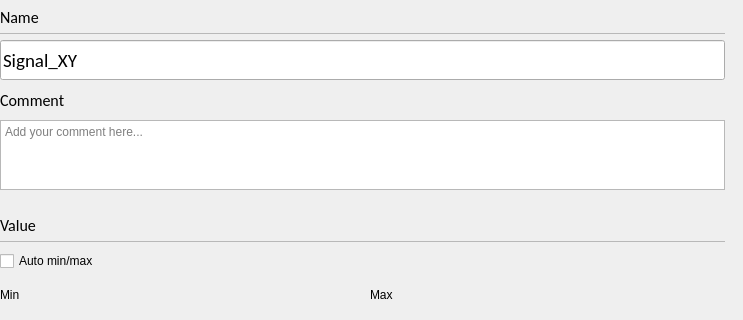
This is opensyde_tool/src/system_definition/bus_edit/C_SdBueSignalPropertiesWidget.ui in openSYDE/openSYDE as Qt 5 draws it before an edit; both pictures show x 0 to 743 and y 0 to 320 of the 743 by 785 pixel window. The edited form follows.
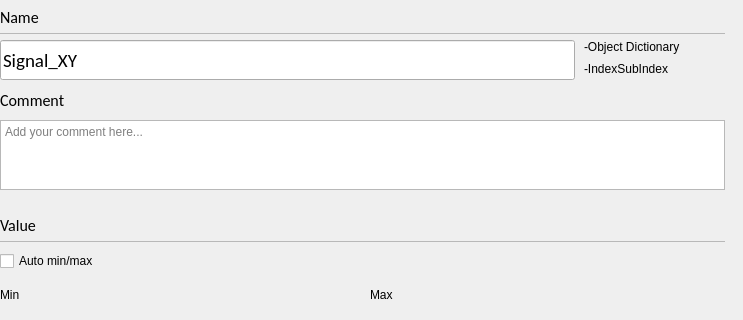
This is the edited form. Custom widgets are drawn as their Qt base class.

Patch:
```diff
--- a/opensyde_tool/src/system_definition/bus_edit/C_SdBueSignalPropertiesWidget.ui
+++ b/opensyde_tool/src/system_definition/bus_edit/C_SdBueSignalPropertiesWidget.ui
@@ -138,7 +138,7 @@
           </spacer>
          </item>
          <item>
-          <widget class="stw_opensyde_gui_elements::C_OgeLePropertiesName" name="pc_LineEditName">
+          <widget class="QWidget" name="pc_WidgetName" native="true">
            <property name="minimumSize">
             <size>
              <width>311</width>
@@ -151,18 +151,133 @@
              <height>40</height>
             </size>
            </property>
-           <property name="font">
-            <font>
-             <family>Calibri</family>
-             <pointsize>14</pointsize>
-            </font>
-           </property>
-           <property name="text">
-            <string>Signal_XY</string>
-           </property>
-           <property name="placeholderText">
-            <string/>
-           </property>
+           <layout class="QHBoxLayout" name="horizontalLayout_2" stretch="1,0">
+            <property name="spacing">
+             <number>9</number>
+            </property>
+            <property name="leftMargin">
+             <number>0</number>
+            </property>
+            <property name="topMargin">
+             <number>0</number>
+            </property>
+            <property name="rightMargin">
+             <number>0</number>
+            </property>
+            <property name="bottomMargin">
+             <number>0</number>
+            </property>
+            <item>
+             <widget class="stw_opensyde_gui_elements::C_OgeLePropertiesName" name="pc_LineEditName">
+              <property name="minimumSize">
+               <size>
+                <width>0</width>
+                <height>40</height>
+               </size>
+              </property>
+              <property name="maximumSize">
+               <size>
+                <width>16777215</width>
+                <height>40</height>
+               </size>
+              </property>
+              <property name="font">
+               <font>
+                <family>Calibri</family>
+                <pointsize>14</pointsize>
+               </font>
+              </property>
+              <property name="text">
+               <string>Signal_XY</string>
+              </property>
+              <property name="placeholderText">
+               <string/>
+              </property>
+             </widget>
+            </item>
+            <item>
+             <widget class="QWidget" name="pc_WidgetObjectDict" native="true">
+              <property name="minimumSize">
+               <size>
+                <width>141</width>
+                <height>40</height>
+               </size>
+              </property>
+              <property name="maximumSize">
+               <size>
+                <width>141</width>
+                <height>40</height>
+               </size>
+              </property>
+              <layout class="QVBoxLayout" name="verticalLayout_2">
+               <property name="spacing">
+                <number>5</number>
+               </property>
+               <property name="leftMargin">
+                <number>0</number>
+               </property>
+               <property name="topMargin">
+                <number>0</number>
+               </property>
+               <property name="rightMargin">
+                <number>0</number>
+               </property>
+               <property name="bottomMargin">
+                <number>1</number>
+               </property>
+               <item>
+                <widget class="stw_opensyde_gui_elements::C_OgeLabGenericNoPaddingNoMargins" name="pc_LabelObjectDictTitle">
+                 <property name="maximumSize">
+                  <size>
+                   <width>16777215</width>
+                   <height>15</height>
+                  </size>
+                 </property>
+                 <property name="text">
+                  <string>-Object Dictionary</string>
+                 </property>
+                </widget>
+               </item>
+               <item>
+                <layout class="QHBoxLayout" name="horizontalLayout_3" stretch="0,1">
+                 <property name="spacing">
+                  <number>0</number>
+                 </property>
+                 <item>
+                  <widget class="stw_opensyde_gui_elements::C_OgeLabGenericBubble" name="pc_LabelObjectDictValue">
+                   <property name="maximumSize">
+                    <size>
+                     <width>130</width>
+                     <height>16777215</height>
+                    </size>
+                   </property>
+                   <property name="text">
+                    <string>-IndexSubIndex</string>
+                   </property>
+                   <property name="textInteractionFlags">
+                    <set>Qt::LinksAccessibleByMouse|Qt::TextSelectableByMouse</set>
+                   </property>
+                  </widget>
+                 </item>
+                 <item>
+                  <spacer name="horizontalSpacer_4">
+                   <property name="orientation">
+                    <enum>Qt::Horizontal</enum>
+                   </property>
+                   <property name="sizeHint" stdset="0">
+                    <size>
+                     <width>0</width>
+                     <height>20</height>
+                    </size>
+                   </property>
+                  </spacer>
+                 </item>
+                </layout>
+               </item>
+              </layout>
+             </widget>
+            </item>
+           </layout>
           </widget>
          </item>
          <item>
@@ -935,17 +1050,22 @@
   </layout>
  </widget>
  <customwidgets>
-  <customwidget>
-   <class>stw_opensyde_gui_elements::C_OgeLabHeadingGroupBold</class>
-   <extends>QLabel</extends>
-   <header>C_OgeLabHeadingGroupBold.h</header>
-  </customwidget>
   <customwidget>
    <class>stw_opensyde_gui_elements::C_OgeFraSeparator</class>
    <extends>QFrame</extends>
    <header>C_OgeFraSeparator.h</header>
    <container>1</container>
   </customwidget>
+  <customwidget>
+   <class>stw_opensyde_gui_elements::C_OgeLabGenericNoPaddingNoMargins</class>
+   <extends>QLabel</extends>
+   <header>C_OgeLabGenericNoPaddingNoMargins.h</header>
+  </customwidget>
+  <customwidget>
+   <class>stw_opensyde_gui_elements::C_OgeLabHeadingGroupBold</class>
+   <extends>QLabel</extends>
+   <header>C_OgeLabHeadingGroupBold.h</header>
+  </customwidget>
   <customwidget>
    <class>stw_opensyde_gui_elements::C_OgeTedPropertiesComment</class>
    <extends>QTextEdit</extends>
@@ -997,6 +1117,11 @@
    <header>C_OgeWiSpinBoxGroupProperties.h</header>
    <container>1</container>
   </customwidget>
+  <customwidget>
+   <class>stw_opensyde_gui_elements::C_OgeLabGenericBubble</class>
+   <extends>QLabel</extends>
+   <header>C_OgeLabGenericBubble.h</header>
+  </customwidget>
  </customwidgets>
  <tabstops>
   <tabstop>pc_LineEditName</tabstop>
```
Left out of the diff: 1 changed line with no effect on the pictures.
